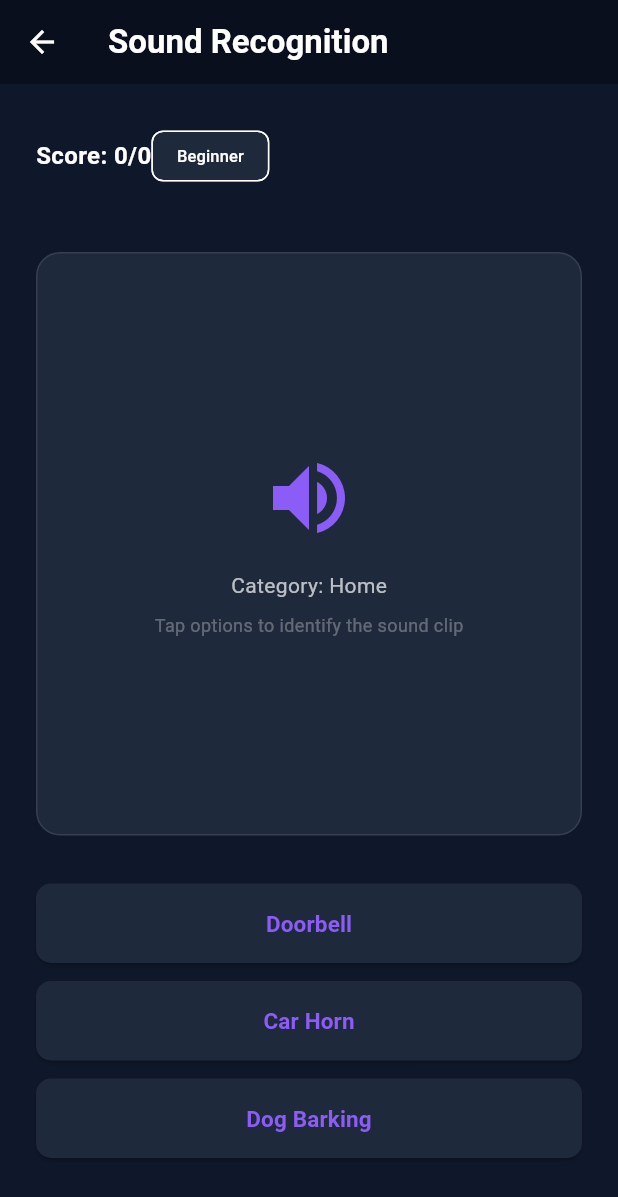
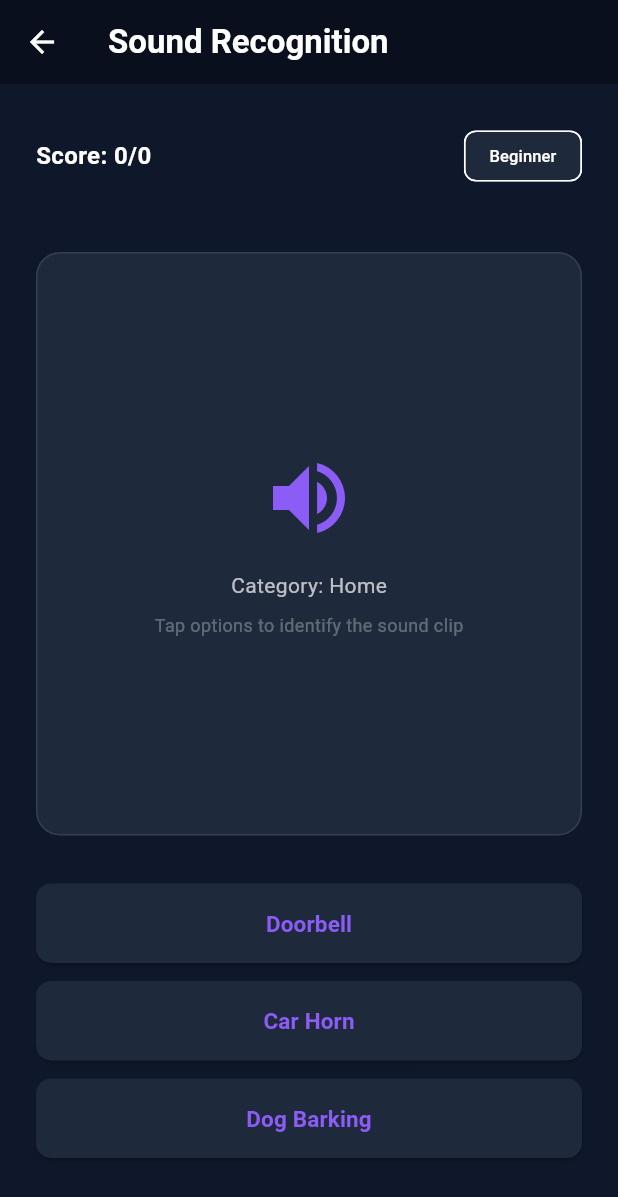
Before and after one commit to Omatsulijoshua/HearBridge-AI, a Flutter app: the screen it shows after launch, after a tap on "Sound Recognition", on a phone screen of 412 x 824 dp. Shown: the top 1197 px of the screen. Run offline on Flutter 3.47's test engine with Material 3 defaults, Android fonts, the phone set to English and light mode, and no system bars; Roboto replaces fonts that are missing (Outfit).

Commit message:
Fix syntax, color variables and deprecations in mobile Flutter codebase

```diff
--- a/mobile/lib/main.dart
+++ b/mobile/lib/main.dart
@@ -133,7 +133,7 @@ class PatientPortalHome extends StatelessWidget {
                 width: 48,
                 height: 48,
                 decoration: BoxDecoration(
-                  color: color.withOpacity(0.1),
+                  color: color.withAlpha(26),
                   borderRadius: BorderRadius.circular(10),
                 ),
                 child: Icon(icon, color: color),
--- a/mobile/lib/screens/journey_timeline_screen.dart
+++ b/mobile/lib/screens/journey_timeline_screen.dart
@@ -53,7 +53,7 @@ class JourneyTimelineScreen extends StatelessWidget {
                       const SizedBox(height: 2),
                       Text(ms['title']!, style: const TextStyle(fontSize: 15, fontWeight: FontWeight.bold)),
                       const SizedBox(height: 4),
-                      Text(ms['desc']!, style: const TextStyle(fontSize: 12, color: Colors.white55)),
+                      Text(ms['desc']!, style: const TextStyle(fontSize: 12, color: Colors.white54)),
                       const SizedBox(height: 24),
                     ],
                   ),
--- a/mobile/lib/screens/sound_recognition_screen.dart
+++ b/mobile/lib/screens/sound_recognition_screen.dart
@@ -65,7 +65,7 @@ class _SoundRecognitionScreenState extends State<SoundRecognitionScreen> {
           crossAxisAlignment: CrossAxisAlignment.stretch,
           children: [
             Row(
-              justifyAxisAlignment: SystemMouseCursors.basic == null ? MainAxisAlignment.spaceBetween : MainAxisAlignment.spaceBetween,
+              mainAxisAlignment: MainAxisAlignment.spaceBetween,
               children: [
                 Text('Score: $_score/$_attempts', style: const TextStyle(fontSize: 16, fontWeight: FontWeight.bold)),
                 const Chip(label: Text('Beginner', style: TextStyle(fontSize: 11))),
@@ -109,7 +109,7 @@ class _SoundRecognitionScreenState extends State<SoundRecognitionScreen> {
               Container(
                 padding: const EdgeInsets.all(16),
                 decoration: BoxDecoration(
-                  color: Colors.white.withOpacity(0.02),
+                  color: Colors.white.withAlpha(5),
                   borderRadius: BorderRadius.circular(10),
                   border: const Border(left: BorderSide(color: Color(0xFF8B5CF6), width: 4)),
                 ),
@@ -118,7 +118,7 @@ class _SoundRecognitionScreenState extends State<SoundRecognitionScreen> {
                   children: [
                     Text(_feedback!, style: const TextStyle(fontWeight: FontWeight.bold, fontSize: 14)),
                     const SizedBox(height: 4),
-                    Text(current['explanation'], style: const TextStyle(color: Colors.white55, fontSize: 12)),
+                    Text(current['explanation'], style: const TextStyle(color: Colors.white54, fontSize: 12)),
                   ],
                 ),
               ),
--- a/mobile/lib/screens/speech_coach_screen.dart
+++ b/mobile/lib/screens/speech_coach_screen.dart
@@ -117,7 +117,7 @@ class _SpeechCoachScreenState extends State<SpeechCoachScreen> {
                     crossAxisAlignment: CrossAxisAlignment.start,
                     mainAxisAlignment: MainAxisAlignment.center,
                     children: [
-                      Text(e.key, style: const TextStyle(fontSize: 11, color: Colors.white55)),
+                      Text(e.key, style: const TextStyle(fontSize: 11, color: Colors.white54)),
                       Text('${e.value}%', style: TextStyle(fontSize: 18, fontWeight: FontWeight.bold, color: e.value > 85 ? Colors.green : Colors.yellow)),
                     ],
                   ),
@@ -136,7 +136,7 @@ class _SpeechCoachScreenState extends State<SpeechCoachScreen> {
       style: OutlinedButton.styleFrom(
         foregroundColor: active ? Colors.white : Colors.white60,
         side: BorderSide(color: active ? const Color(0xFF8B5CF6) : Colors.white10),
-        backgroundColor: active ? const Color(0xFF8B5CF6).withOpacity(0.1) : Colors.transparent,
+        backgroundColor: active ? const Color(0xFF8B5CF6).withAlpha(26) : Colors.transparent,
       ),
       onPressed: () => setState(() => _targetWord = word),
       child: Text(word),
```
Also changed, not shown: mobile/pubspec.lock (added).
